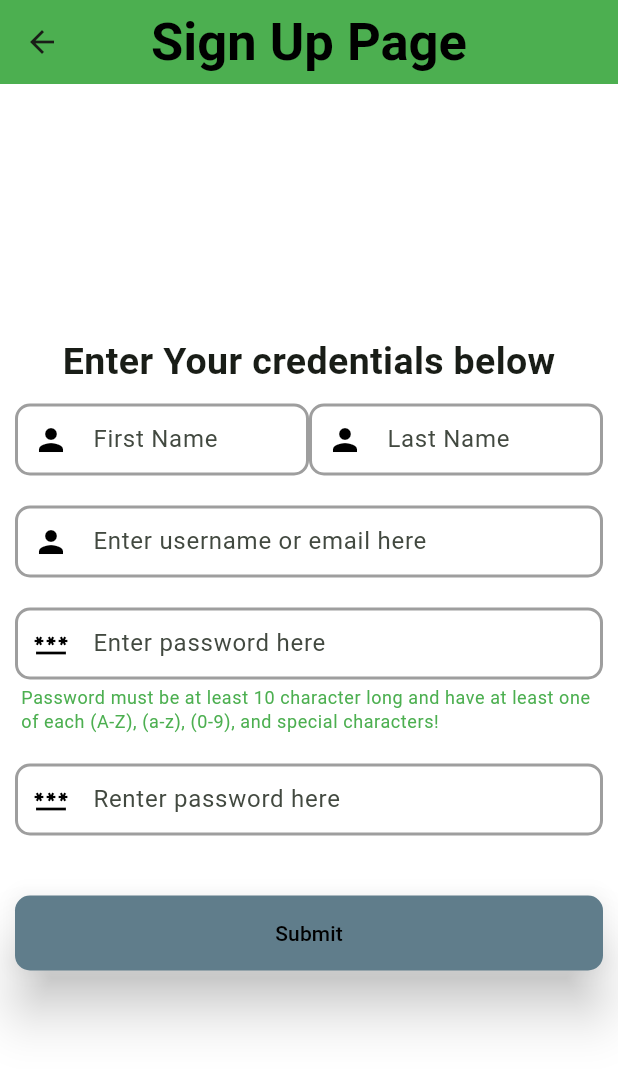
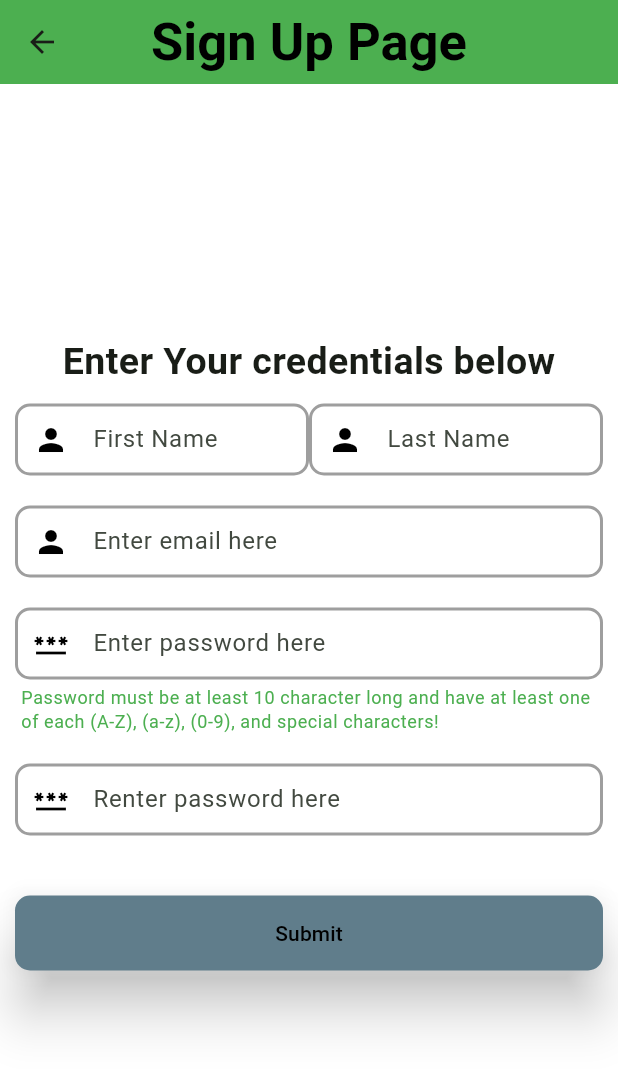
Before and after one commit to qkoliwala/skvyFrontend, a Flutter app: the SignUpPage screen opened by its route, on a phone screen of 412 x 824 dp. Shown: the top 1069 px of the screen. Run offline on Flutter 3.47's test engine with Material 3 defaults, Android fonts, the light colour scheme and no system bars; our stand-ins replace flutter_riverpod, fluttertoast, go_router; accounts and stored records are empty.

Commit message:
Update signUpPage.dart

```diff
--- a/lib/signUpPage.dart
+++ b/lib/signUpPage.dart
@@ -193,7 +193,7 @@ class _SignUpPage extends State<SignUpPage> {
             Padding(
               // Username --------------------------------------------------
               padding: const EdgeInsets.all(10),
-              child: textField(userName, 'Enter username or email here'),
+              child: textField(userName, 'Enter email here'),
             ),
             Padding(
               // First Password Input -----------------------------------
```
